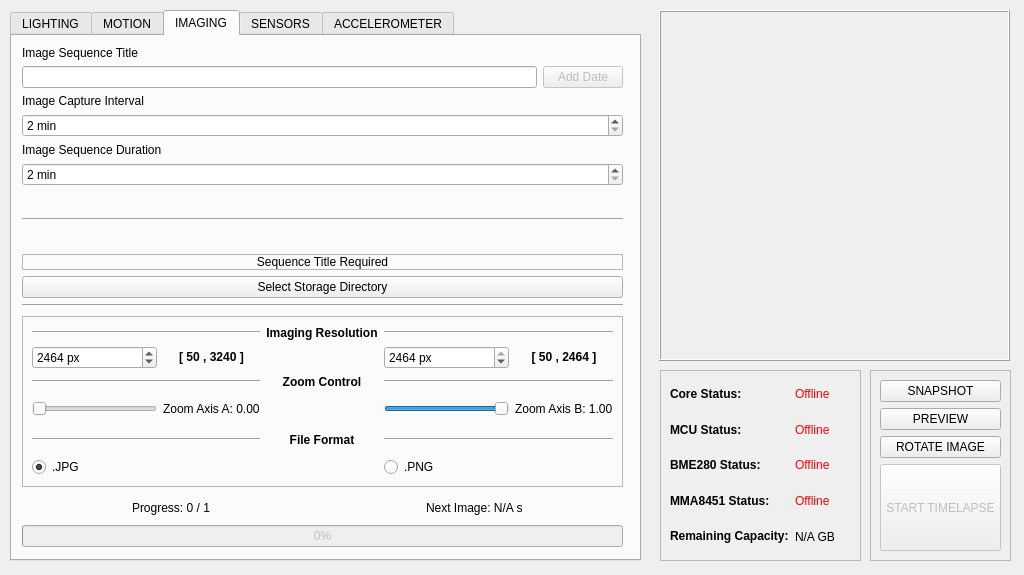
Old version of the form _ui/Clinostat.ui in the repository CoCl-Jerry/SciSpin_Max_Dev.
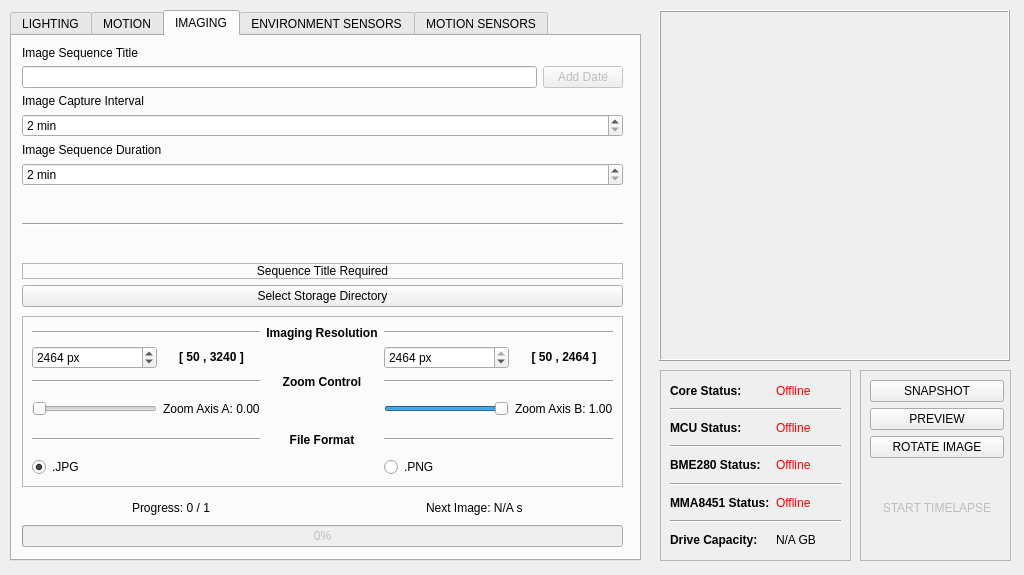
New version of the form. The open tabs and pages were chosen to show the change. Icons and pictures are not drawn. Custom widgets are drawn as their Qt base class.

```diff
--- a/_ui/Clinostat.ui
+++ b/_ui/Clinostat.ui
@@ -1141,13 +1141,6 @@
          </property>
         </widget>
        </item>
-       <item row="11" column="0" colspan="2">
-        <widget class="Line" name="line_3">
-         <property name="orientation">
-          <enum>Qt::Horizontal</enum>
-         </property>
-        </widget>
-       </item>
        <item row="8" column="0" colspan="2">
         <spacer name="verticalSpacer_2">
          <property name="orientation">
@@ -1196,6 +1189,12 @@
          <property name="enabled">
           <bool>true</bool>
          </property>
+         <property name="sizePolicy">
+          <sizepolicy hsizetype="Preferred" vsizetype="MinimumExpanding">
+           <horstretch>0</horstretch>
+           <verstretch>0</verstretch>
+          </sizepolicy>
+         </property>
          <property name="frameShape">
           <enum>QFrame::StyledPanel</enum>
          </property>
@@ -1282,7 +1281,7 @@
     </widget>
     <widget class="QWidget" name="tab">
      <attribute name="title">
-      <string>SENSORS</string>
+      <string>ENVIRONMENT SENSORS</string>
      </attribute>
      <widget class="QTabWidget" name="ambient_sensors_tabWidget">
       <property name="geometry">
@@ -1675,7 +1674,7 @@
     </widget>
     <widget class="QWidget" name="tab_2">
      <attribute name="title">
-      <string>ACCELEROMETER</string>
+      <string>MOTION SENSORS</string>
      </attribute>
      <widget class="PlotWidget" name="accelerometer_graphWidget" native="true">
       <property name="geometry">
@@ -1868,9 +1867,9 @@
     </property>
     <property name="geometry">
      <rect>
-      <x>870</x>
+      <x>860</x>
       <y>370</y>
-      <width>141</width>
+      <width>151</width>
       <height>191</height>
      </rect>
     </property>
@@ -1885,7 +1884,7 @@
       <rect>
        <x>10</x>
        <y>10</y>
-       <width>121</width>
+       <width>134</width>
        <height>171</height>
       </rect>
      </property>
@@ -1943,6 +1942,19 @@
         <property name="text">
          <string>START TIMELAPSE</string>
         </property>
+        <property name="icon">
+         <iconset>
+          <normaloff>../_image/timelapse.png</normaloff>../_image/timelapse.png</iconset>
+        </property>
+        <property name="iconSize">
+         <size>
+          <width>50</width>
+          <height>50</height>
+         </size>
+        </property>
+        <property name="flat">
+         <bool>true</bool>
+        </property>
        </widget>
       </item>
      </layout>
@@ -1956,7 +1968,7 @@
      <rect>
       <x>660</x>
       <y>370</y>
-      <width>201</width>
+      <width>191</width>
       <height>191</height>
      </rect>
     </property>
@@ -1971,18 +1983,60 @@
       <rect>
        <x>10</x>
        <y>10</y>
-       <width>181</width>
+       <width>171</width>
        <height>171</height>
       </rect>
      </property>
      <layout class="QGridLayout" name="gridLayout_5">
-      <item row="4" column="1">
+      <item row="6" column="0">
+       <widget class="QLabel" name="main_MMA8451_status_text_label">
+        <property name="text">
+         <string>&lt;html&gt;&lt;head/&gt;&lt;body&gt;&lt;p&gt;&lt;span style=&quot; font-weight:700;&quot;&gt;MMA8451 Status:&lt;/span&gt;&lt;/p&gt;&lt;/body&gt;&lt;/html&gt;</string>
+        </property>
+       </widget>
+      </item>
+      <item row="3" column="0" colspan="2">
+       <widget class="Line" name="line_4">
+        <property name="orientation">
+         <enum>Qt::Horizontal</enum>
+        </property>
+       </widget>
+      </item>
+      <item row="8" column="0">
+       <widget class="QLabel" name="main_remaining_capacity_text_label">
+        <property name="text">
+         <string>&lt;html&gt;&lt;head/&gt;&lt;body&gt;&lt;p&gt;&lt;span style=&quot; font-weight:700;&quot;&gt;Drive Capacity:&lt;/span&gt;&lt;/p&gt;&lt;/body&gt;&lt;/html&gt;</string>
+        </property>
+       </widget>
+      </item>
+      <item row="2" column="1">
+       <widget class="QLabel" name="main_MCU_status_value_label">
+        <property name="text">
+         <string>&lt;html&gt;&lt;head/&gt;&lt;body&gt;&lt;p&gt;&lt;span style=&quot; color:#ff0000;&quot;&gt;Offline&lt;/span&gt;&lt;/p&gt;&lt;/body&gt;&lt;/html&gt;</string>
+        </property>
+       </widget>
+      </item>
+      <item row="8" column="1">
        <widget class="QLabel" name="main_remaining_capacity_value_label">
         <property name="text">
          <string>N/A GB</string>
         </property>
        </widget>
       </item>
+      <item row="1" column="0" colspan="2">
+       <widget class="Line" name="line_3">
+        <property name="orientation">
+         <enum>Qt::Horizontal</enum>
+        </property>
+       </widget>
+      </item>
+      <item row="4" column="1">
+       <widget class="QLabel" name="main_BME280_status_value_text_label">
+        <property name="text">
+         <string>&lt;html&gt;&lt;head/&gt;&lt;body&gt;&lt;p&gt;&lt;span style=&quot; color:#ff0000;&quot;&gt;Offline&lt;/span&gt;&lt;/p&gt;&lt;/body&gt;&lt;/html&gt;</string>
+        </property>
+       </widget>
+      </item>
       <item row="0" column="1">
        <widget class="QLabel" name="main_core_status_value_label">
         <property name="text">
@@ -1991,26 +2045,19 @@
        </widget>
       </item>
       <item row="2" column="0">
+       <widget class="QLabel" name="main_MCU_status_text_label">
+        <property name="text">
+         <string>&lt;html&gt;&lt;head/&gt;&lt;body&gt;&lt;p&gt;&lt;span style=&quot; font-weight:700;&quot;&gt;MCU Status:&lt;/span&gt;&lt;/p&gt;&lt;/body&gt;&lt;/html&gt;</string>
+        </property>
+       </widget>
+      </item>
+      <item row="4" column="0">
        <widget class="QLabel" name="main_BME280_status_text_label">
         <property name="text">
          <string>&lt;html&gt;&lt;head/&gt;&lt;body&gt;&lt;p&gt;&lt;span style=&quot; font-weight:700;&quot;&gt;BME280 Status:&lt;/span&gt;&lt;/p&gt;&lt;/body&gt;&lt;/html&gt;</string>
         </property>
        </widget>
       </item>
-      <item row="3" column="0">
-       <widget class="QLabel" name="main_MMA8451_status_text_label">
-        <property name="text">
-         <string>&lt;html&gt;&lt;head/&gt;&lt;body&gt;&lt;p&gt;&lt;span style=&quot; font-weight:700;&quot;&gt;MMA8451 Status:&lt;/span&gt;&lt;/p&gt;&lt;/body&gt;&lt;/html&gt;</string>
-        </property>
-       </widget>
-      </item>
-      <item row="3" column="1">
-       <widget class="QLabel" name="main_MMA8451_status_value_label">
-        <property name="text">
-         <string>&lt;html&gt;&lt;head/&gt;&lt;body&gt;&lt;p&gt;&lt;span style=&quot; color:#ff0000;&quot;&gt;Offline&lt;/span&gt;&lt;/p&gt;&lt;/body&gt;&lt;/html&gt;</string>
-        </property>
-       </widget>
-      </item>
       <item row="0" column="0">
        <widget class="QLabel" name="main_core_status_text_label">
         <property name="text">
@@ -2018,31 +2065,24 @@
         </property>
        </widget>
       </item>
-      <item row="2" column="1">
-       <widget class="QLabel" name="main_BME280_status_value_text_label">
-        <property name="text">
-         <string>&lt;html&gt;&lt;head/&gt;&lt;body&gt;&lt;p&gt;&lt;span style=&quot; color:#ff0000;&quot;&gt;Offline&lt;/span&gt;&lt;/p&gt;&lt;/body&gt;&lt;/html&gt;</string>
+      <item row="5" column="0" colspan="2">
+       <widget class="Line" name="line_7">
+        <property name="orientation">
+         <enum>Qt::Horizontal</enum>
         </property>
        </widget>
       </item>
-      <item row="4" column="0">
-       <widget class="QLabel" name="main_remaining_capacity_text_label">
+      <item row="6" column="1">
+       <widget class="QLabel" name="main_MMA8451_status_value_label">
         <property name="text">
-         <string>&lt;html&gt;&lt;head/&gt;&lt;body&gt;&lt;p&gt;&lt;span style=&quot; font-weight:700;&quot;&gt;Remaining Capacity:&lt;/span&gt;&lt;/p&gt;&lt;/body&gt;&lt;/html&gt;</string>
+         <string>&lt;html&gt;&lt;head/&gt;&lt;body&gt;&lt;p&gt;&lt;span style=&quot; color:#ff0000;&quot;&gt;Offline&lt;/span&gt;&lt;/p&gt;&lt;/body&gt;&lt;/html&gt;</string>
         </property>
        </widget>
       </item>
-      <item row="1" column="0">
-       <widget class="QLabel" name="main_MCU_status_text_label">
-        <property name="text">
-         <string>&lt;html&gt;&lt;head/&gt;&lt;body&gt;&lt;p&gt;&lt;span style=&quot; font-weight:700;&quot;&gt;MCU Status:&lt;/span&gt;&lt;/p&gt;&lt;/body&gt;&lt;/html&gt;</string>
-        </property>
-       </widget>
-      </item>
-      <item row="1" column="1">
-       <widget class="QLabel" name="main_MCU_status_value_label">
-        <property name="text">
-         <string>&lt;html&gt;&lt;head/&gt;&lt;body&gt;&lt;p&gt;&lt;span style=&quot; color:#ff0000;&quot;&gt;Offline&lt;/span&gt;&lt;/p&gt;&lt;/body&gt;&lt;/html&gt;</string>
+      <item row="7" column="0" colspan="2">
+       <widget class="Line" name="line_8">
+        <property name="orientation">
+         <enum>Qt::Horizontal</enum>
         </property>
        </widget>
       </item>
```
Left out of the diff: 9 changed lines with no effect on the pictures.
